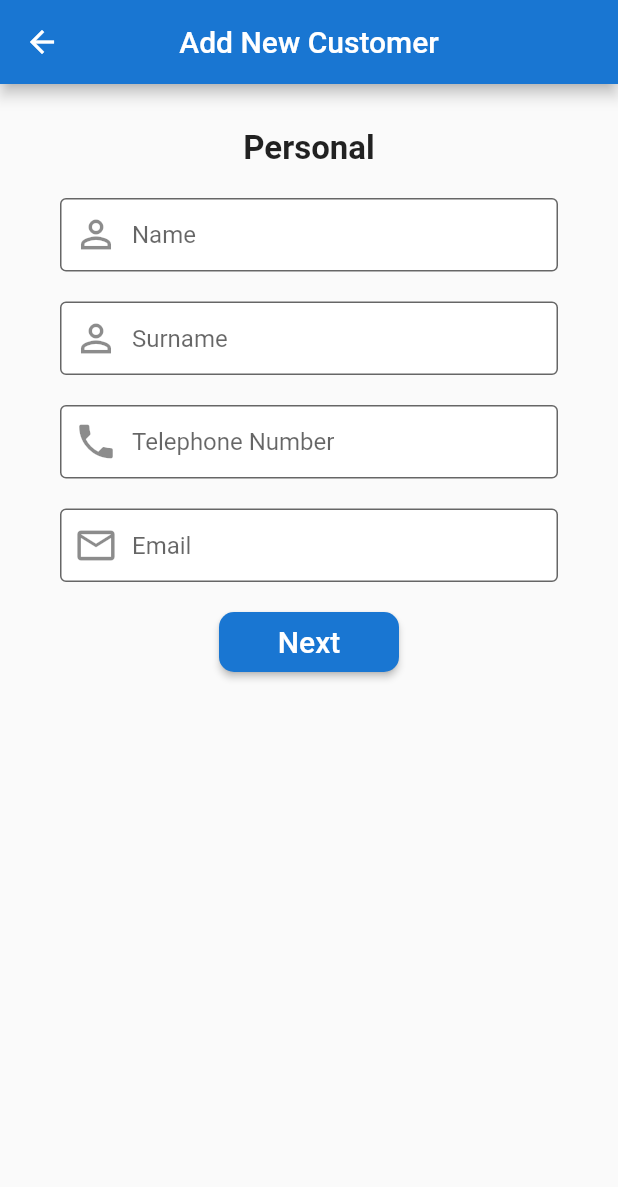
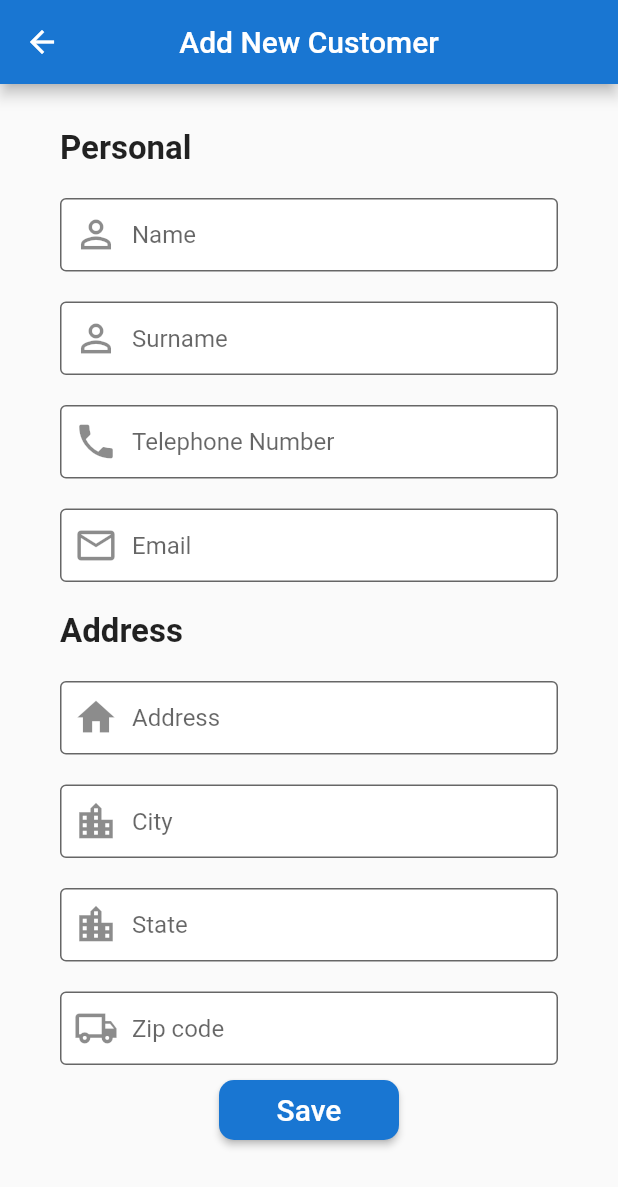
Before and after one commit to pinyada-sengate/xpress_documents, a Flutter app: the AddCustomerScreen screen opened directly, on a phone screen of 412 x 824 dp. Shown: the top 1187 px of the screen. Run offline on Flutter 3.47's test engine with Material 2 defaults, Android fonts, the phone set to English and light mode, and no system bars; our stand-ins replace cloud_firestore, firebase_core; accounts and stored records are empty.

Commit message:
add customer address

```diff
--- a/lib/screens/add_customer_screen.dart
+++ b/lib/screens/add_customer_screen.dart
@@ -2,7 +2,7 @@ import 'package:cloud_firestore/cloud_firestore.dart';
 import 'package:flutter/material.dart';
 
 import '../data/data.dart';
-import 'add_customer_address_screen.dart';
+import 'add_case_screen.dart';
 import '../mixins/validation_mixin.dart';
 
 class AddCustomerScreen extends StatefulWidget {
@@ -22,6 +22,10 @@ class _AddCustomerScreenState extends State<AddCustomerScreen>
   String surname = '';
   String telephoneNumber = '';
   String email = '';
+  String address = '';
+  String city = '';
+  String state = '';
+  String zipCode = '';
 
   @override
   Widget build(BuildContext context) {
@@ -33,10 +37,11 @@ class _AddCustomerScreenState extends State<AddCustomerScreen>
       body: ListView(
         children: <Widget>[
           Container(
-            margin: EdgeInsets.all(20.0),
+            margin: const EdgeInsets.all(20.0),
             child: Form(
               key: formKey,
               child: Column(
+                crossAxisAlignment: CrossAxisAlignment.start,
                 children: <Widget>[
                   const Padding(
                     padding:
@@ -53,6 +58,21 @@ class _AddCustomerScreenState extends State<AddCustomerScreen>
                   surnameField(),
                   telephoneNumberField(),
                   emailField(),
+                  const Padding(
+                    padding:
+                        EdgeInsets.symmetric(horizontal: 20.0, vertical: 10.0),
+                    child: Text(
+                      'Address',
+                      style: TextStyle(
+                        fontSize: 22.0,
+                        fontWeight: FontWeight.bold,
+                      ),
+                    ),
+                  ),
+                  addressField(),
+                  cityField(),
+                  stateField(),
+                  zipcodeField(),
                   submitButton(),
                 ],
               ),
@@ -154,6 +174,7 @@ class _AddCustomerScreenState extends State<AddCustomerScreen>
     return Padding(
       padding: const EdgeInsets.symmetric(horizontal: 20.0, vertical: 10.0),
       child: TextFormField(
+        keyboardType: TextInputType.emailAddress,
         decoration: const InputDecoration(
           contentPadding: EdgeInsets.symmetric(vertical: 15.0),
           fillColor: Colors.white,
@@ -178,9 +199,121 @@ class _AddCustomerScreenState extends State<AddCustomerScreen>
     );
   }
 
+  Widget addressField() {
+    return Padding(
+      padding: const EdgeInsets.symmetric(horizontal: 20.0, vertical: 10.0),
+      child: TextFormField(
+        keyboardType: TextInputType.streetAddress,
+        decoration: const InputDecoration(
+          contentPadding: EdgeInsets.symmetric(vertical: 15.0),
+          fillColor: Colors.white,
+          filled: true,
+          border: OutlineInputBorder(
+            borderSide: BorderSide(
+              width: 0.8,
+            ),
+          ),
+          hintText: 'Address',
+          prefixIcon: Icon(
+            Icons.home,
+            size: 30.0,
+          ),
+        ),
+        validator: validateAddress,
+        onSaved: (value) {
+          print('address: $value');
+          address = value!;
+        },
+      ),
+    );
+  }
+
+  Widget cityField() {
+    return Padding(
+      padding: const EdgeInsets.symmetric(horizontal: 20.0, vertical: 10.0),
+      child: TextFormField(
+        decoration: const InputDecoration(
+          contentPadding: EdgeInsets.symmetric(vertical: 15.0),
+          fillColor: Colors.white,
+          filled: true,
+          border: OutlineInputBorder(
+            borderSide: BorderSide(
+              width: 0.8,
+            ),
+          ),
+          hintText: 'City',
+          prefixIcon: Icon(
+            Icons.location_city_outlined,
+            size: 30.0,
+          ),
+        ),
+        validator: validateCity,
+        onSaved: (value) {
+          print('city: $value');
+          city = value!;
+        },
+      ),
+    );
+  }
+
+  Widget stateField() {
+    return Padding(
+      padding: const EdgeInsets.symmetric(horizontal: 20.0, vertical: 10.0),
+      child: TextFormField(
+        decoration: const InputDecoration(
+          contentPadding: EdgeInsets.symmetric(vertical: 15.0),
+          fillColor: Colors.white,
+          filled: true,
+          border: OutlineInputBorder(
+            borderSide: BorderSide(
+              width: 0.8,
+            ),
+          ),
+          hintText: 'State',
+          prefixIcon: Icon(
+            Icons.location_city_outlined,
+            size: 30.0,
+          ),
+        ),
+        validator: validateState,
+        onSaved: (value) {
+          print('state: $value');
+          state = value!;
+        },
+      ),
+    );
+  }
+
+  Widget zipcodeField() {
+    return Padding(
+      padding: const EdgeInsets.symmetric(horizontal: 20.0, vertical: 10.0),
+      child: TextFormField(
+        decoration: const InputDecoration(
+          contentPadding: EdgeInsets.symmetric(vertical: 15.0),
+          fillColor: Colors.white,
+          filled: true,
+          border: OutlineInputBorder(
+            borderSide: BorderSide(
+              width: 0.8,
+            ),
+          ),
+          hintText: 'Zip code',
+          prefixIcon: Icon(
+            Icons.local_shipping_outlined,
+            size: 30.0,
+          ),
+        ),
+        validator: validateZipcode,
+        onSaved: (value) {
+          print('zip code: $value');
+          zipCode = value!;
+        },
+      ),
+    );
+  }
+
   Widget submitButton() {
-    return Padding(
-      padding: const EdgeInsets.symmetric(vertical: 10.0),
+    return Center(
       child: SizedBox(
         height: 40,
         width: 120,
@@ -194,16 +327,16 @@ class _AddCustomerScreenState extends State<AddCustomerScreen>
                 'surname': surname,
                 'email': email,
                 'phone_number': telephoneNumber,
-//                'address': customer.address,
-//                'city': customer.city,
-//                'state': customer.state,
-//                'zipcode': customer.zipcode,
+                'address': address,
+                'city': city,
+                'state': state,
+                'zip_code': zipCode,
               });
 
               Navigator.push(
                 context,
                 MaterialPageRoute(
-                    builder: (context) => AddCustomerAddressScreen(
+                    builder: (context) => AddCaseScreen(
                           customer: currentUser.customers[0],
                         )),
               );
@@ -218,7 +351,7 @@ class _AddCustomerScreenState extends State<AddCustomerScreen>
             )),
           ),
           child: const Text(
-            'Next',
+            'Save',
             style: TextStyle(
               color: Colors.white,
               fontSize: 20.0,
```
Also changed, not shown: lib/mixins/validation_mixin.dart (+34 -1 lines), lib/screens/add_case_screen.dart (renamed from lib/screens/add_customer_case_screen.dart, +12 -12 lines), lib/screens/add_customer_address_screen.dart (deleted, +0 -151 lines).
